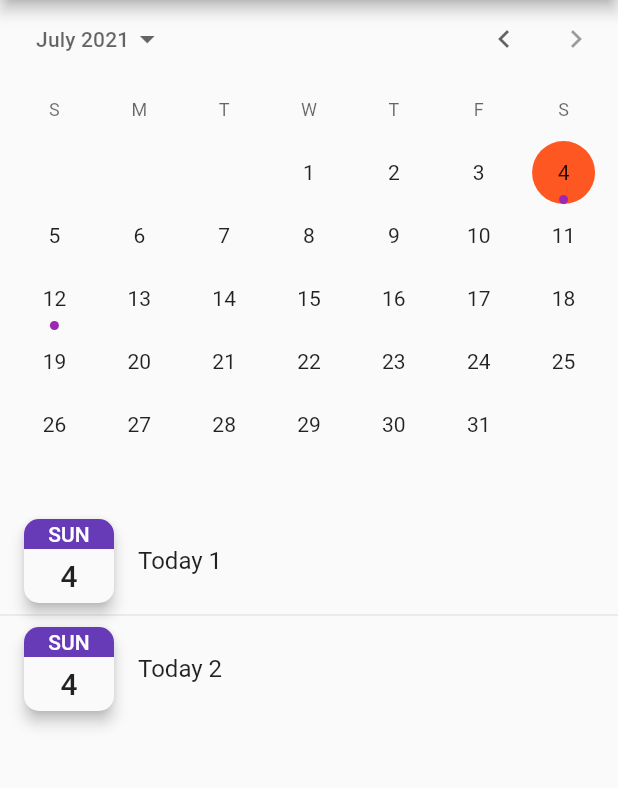
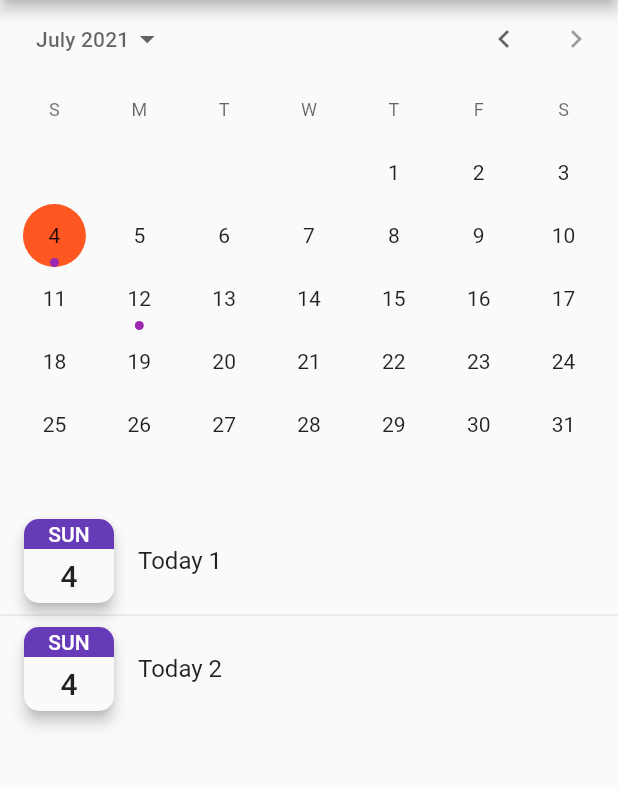
Before and after one commit to Samyro/flutter_date_picker, a Flutter app: the screen it shows after launch, tab 2 chosen, on a phone screen of 412 x 824 dp, the part 156-944 px from its top. Run offline on Flutter 3.47's test engine with Material 2 defaults, Android fonts, the phone set to English and light mode, and no system bars.

```diff
--- a/lib/src/material/date_utils.dart
+++ b/lib/src/material/date_utils.dart
@@ -44,7 +44,7 @@ DateTime addMonthsToMonthDate(DateTime monthDate, int monthsToAdd) {
 /// Computes the offset from the first day of the week that the first day of
 /// the [month] falls on.
 int firstDayOffset(int year, int month) {
-  return DateTime(year, month).weekday - 1;
+  return DateTime(year, month).weekday;
 }
 
 /// Returns the number of days in a month.
```
